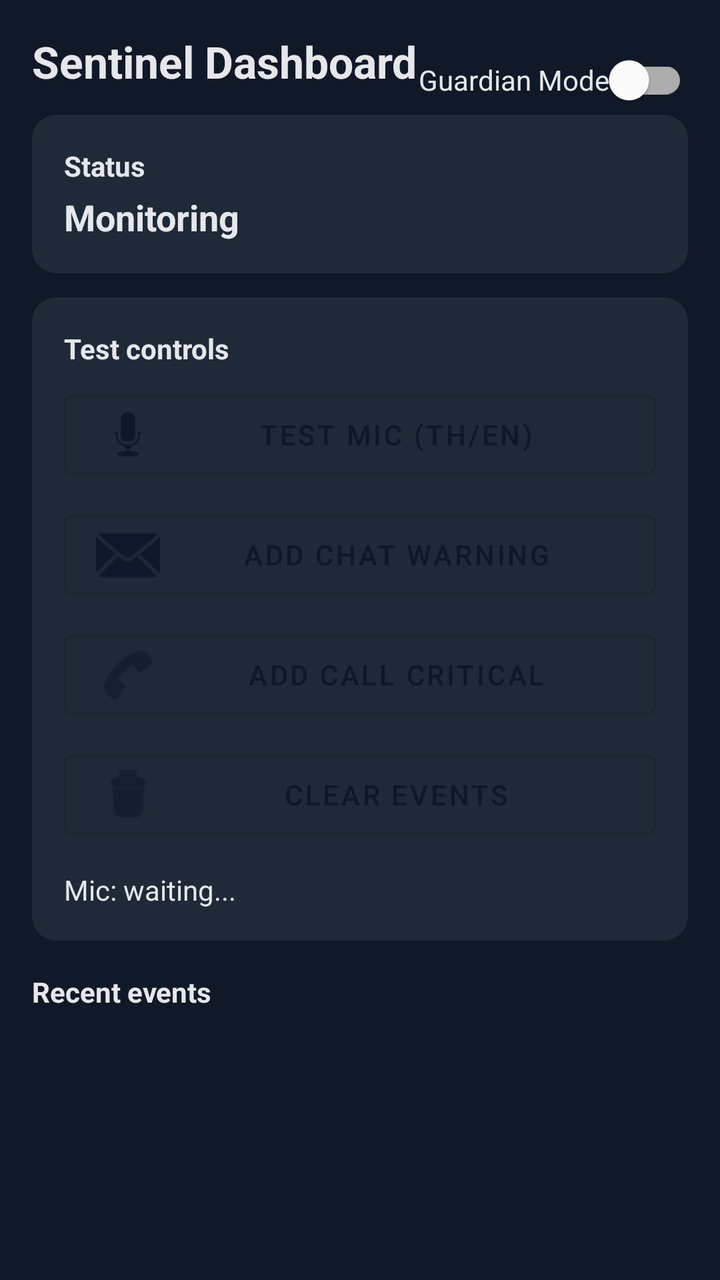
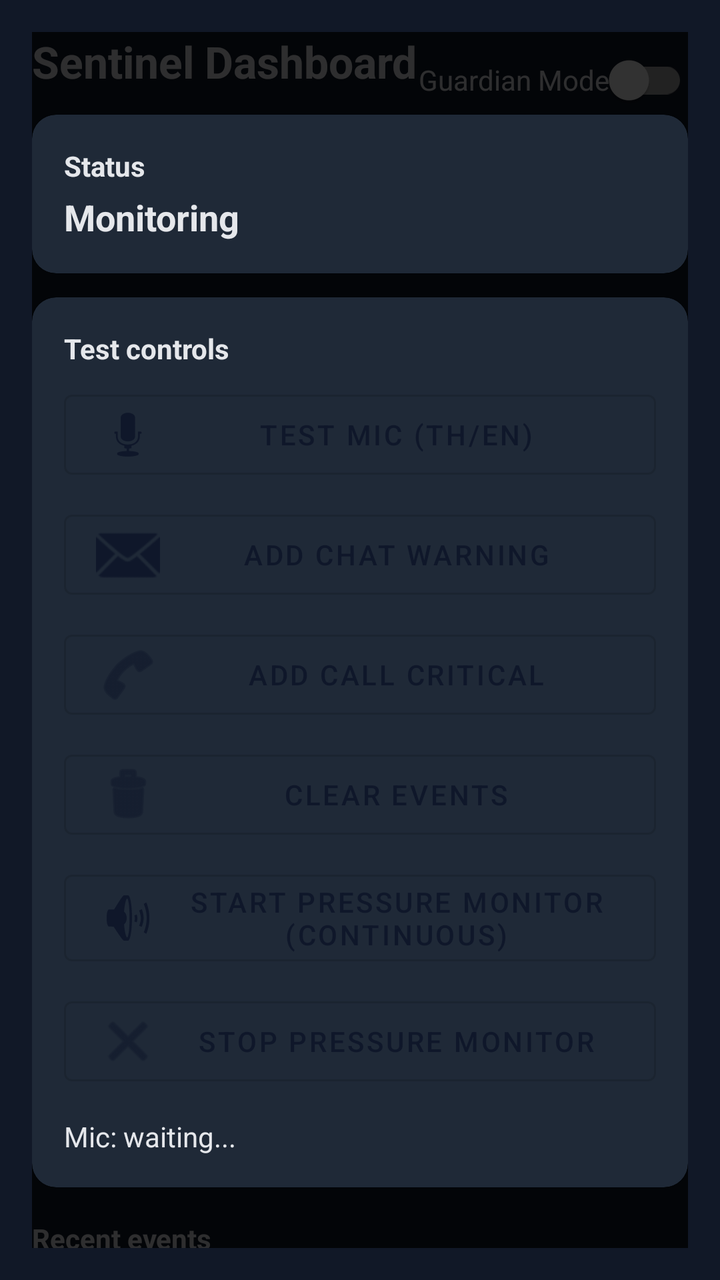

Compare the two renders of this Android layout. The source of the first and the diff that turns it into the second are given below.
<!-- AndroidManifest.xml: application theme Theme.SentinelAI -->
<!-- res/layout/activity_dashboard.xml -->
<?xml version="1.0" encoding="utf-8"?>
<androidx.constraintlayout.widget.ConstraintLayout xmlns:android="http://schemas.android.com/apk/res/android"
    xmlns:app="http://schemas.android.com/apk/res-auto"
    android:layout_width="match_parent"
    android:layout_height="match_parent"
    android:background="@color/sentinel_surface"
    android:padding="16dp">

    <TextView
        android:id="@+id/header"
        android:layout_width="wrap_content"
        android:layout_height="wrap_content"
        android:text="@string/dashboard_title"
        android:textColor="@color/sentinel_on_surface"
        android:textSize="22sp"
        android:textStyle="bold"
        app:layout_constraintTop_toTopOf="parent"
        app:layout_constraintStart_toStartOf="parent" />

    <com.google.android.material.switchmaterial.SwitchMaterial
        android:id="@+id/guardianToggle"
        android:layout_width="wrap_content"
        android:layout_height="wrap_content"
        android:text="@string/guardian_toggle"
        android:textColor="@color/sentinel_on_surface"
        app:layout_constraintTop_toTopOf="@id/header"
        app:layout_constraintEnd_toEndOf="parent" />

    <com.google.android.material.card.MaterialCardView
        android:id="@+id/statusCard"
        android:layout_width="0dp"
        android:layout_height="wrap_content"
        android:layout_marginTop="12dp"
        app:cardBackgroundColor="@color/sentinel_card"
        app:cardCornerRadius="12dp"
        app:layout_constraintTop_toBottomOf="@id/header"
        app:layout_constraintStart_toStartOf="parent"
        app:layout_constraintEnd_toEndOf="parent">

        <LinearLayout
            android:layout_width="match_parent"
            android:layout_height="wrap_content"
            android:orientation="vertical"
            android:padding="16dp">

            <TextView
                android:id="@+id/statusLabel"
                android:layout_width="wrap_content"
            android:layout_height="wrap_content"
            android:text="@string/label_status"
            android:textColor="@color/sentinel_on_surface"
            android:textStyle="bold" />

            <TextView
                android:id="@+id/statusValue"
                android:layout_width="wrap_content"
                android:layout_height="wrap_content"
                android:layout_marginTop="4dp"
                android:text="@string/status_monitoring"
                android:textColor="@color/sentinel_on_surface"
                android:textSize="18sp"
                android:textStyle="bold" />
        </LinearLayout>
    </com.google.android.material.card.MaterialCardView>

    <com.google.android.material.card.MaterialCardView
        android:id="@+id/testCard"
        android:layout_width="0dp"
        android:layout_height="wrap_content"
        android:layout_marginTop="12dp"
        app:cardBackgroundColor="@color/sentinel_card"
        app:cardCornerRadius="12dp"
        app:layout_constraintTop_toBottomOf="@id/statusCard"
        app:layout_constraintStart_toStartOf="parent"
        app:layout_constraintEnd_toEndOf="parent">

        <LinearLayout
            android:layout_width="match_parent"
            android:layout_height="wrap_content"
            android:orientation="vertical"
            android:padding="16dp"
            android:showDividers="middle"
            android:divider="@android:color/transparent">

            <TextView
                android:layout_width="wrap_content"
                android:layout_height="wrap_content"
                android:text="Test controls"
                android:textColor="@color/sentinel_on_surface"
                android:textStyle="bold" />

            <LinearLayout
                android:layout_width="match_parent"
                android:layout_height="wrap_content"
                android:layout_marginTop="8dp"
                android:orientation="vertical">

                <com.google.android.material.button.MaterialButton
                    android:id="@+id/btnTestStt"
                    style="@style/Widget.MaterialComponents.Button.OutlinedButton"
                    android:layout_width="match_parent"
                    android:layout_height="wrap_content"
                    android:text="Test mic (th/en)"
                    app:icon="@android:drawable/ic_btn_speak_now" />

                <com.google.android.material.button.MaterialButton
                    android:id="@+id/btnMockChat"
                    style="@style/Widget.MaterialComponents.Button.OutlinedButton"
                    android:layout_width="match_parent"
                    android:layout_height="wrap_content"
                    android:layout_marginTop="8dp"
                    android:text="Add chat warning"
                    app:icon="@android:drawable/ic_dialog_email" />

                <com.google.android.material.button.MaterialButton
                    android:id="@+id/btnMockCall"
                    style="@style/Widget.MaterialComponents.Button.OutlinedButton"
                    android:layout_width="match_parent"
                    android:layout_height="wrap_content"
                    android:layout_marginTop="8dp"
                    android:text="Add call critical"
                    app:icon="@android:drawable/ic_menu_call" />

                <com.google.android.material.button.MaterialButton
                    android:id="@+id/btnClearEvents"
                    style="@style/Widget.MaterialComponents.Button.OutlinedButton"
                    android:layout_width="match_parent"
                    android:layout_height="wrap_content"
                    android:layout_marginTop="8dp"
                    android:text="Clear events"
                    app:icon="@android:drawable/ic_menu_delete" />

                <TextView
                    android:id="@+id/tvLiveTranscript"
                    android:layout_width="match_parent"
                    android:layout_height="wrap_content"
                    android:layout_marginTop="12dp"
                    android:text="Mic: waiting..."
                    android:textColor="@color/sentinel_on_surface" />
            </LinearLayout>
        </LinearLayout>
    </com.google.android.material.card.MaterialCardView>

    <TextView
        android:id="@+id/recentLabel"
        android:layout_width="wrap_content"
        android:layout_height="wrap_content"
        android:layout_marginTop="16dp"
        android:text="@string/recent_events"
        android:textColor="@color/sentinel_on_surface"
        android:textStyle="bold"
        app:layout_constraintTop_toBottomOf="@id/testCard"
        app:layout_constraintStart_toStartOf="parent" />

    <androidx.recyclerview.widget.RecyclerView
        android:id="@+id/recentRecycler"
        android:layout_width="0dp"
        android:layout_height="0dp"
        android:layout_marginTop="8dp"
        app:layout_constraintTop_toBottomOf="@id/recentLabel"
        app:layout_constraintStart_toStartOf="parent"
        app:layout_constraintEnd_toEndOf="parent"
        app:layout_constraintBottom_toBottomOf="parent" />

</androidx.constraintlayout.widget.ConstraintLayout>
<!-- resources referenced by this layout -->
<resources>
  <color name="sentinel_card">#1F2937</color>
  <color name="sentinel_on_surface">#E5E7EB</color>
  <color name="sentinel_surface">#111827</color>
  <string name="dashboard_title">Sentinel Dashboard</string>
  <string name="guardian_toggle">Guardian Mode</string>
  <string name="label_status">Status</string>
  <string name="recent_events">Recent events</string>
  <string name="status_monitoring">Monitoring</string>
  <style name="Theme.SentinelAI" parent="Theme.MaterialComponents.DayNight.NoActionBar">
          <item name="colorPrimary">@color/sentinel_primary</item>
          <item name="colorSecondary">@color/sentinel_accent</item>
          <item name="android:statusBarColor">@color/sentinel_primary</item>
          <item name="android:navigationBarColor">@color/sentinel_primary</item>
      </style>
  <color name="sentinel_primary">#0F172A</color>
  <color name="sentinel_accent">#F97316</color>
</resources>

<!-- the commit's change to res/layout/activity_dashboard.xml (unified diff, before → after) -->
@@ -130,6 +130,24 @@
                     android:text="Clear events"
                     app:icon="@android:drawable/ic_menu_delete" />
 
+                <com.google.android.material.button.MaterialButton
+                    android:id="@+id/btnAggressiveListen"
+                    style="@style/Widget.MaterialComponents.Button.OutlinedButton"
+                    android:layout_width="match_parent"
+                    android:layout_height="wrap_content"
+                    android:layout_marginTop="8dp"
+                    android:text="Start pressure monitor (continuous)"
+                    app:icon="@android:drawable/ic_lock_silent_mode_off" />
+
+                <com.google.android.material.button.MaterialButton
+                    android:id="@+id/btnAggressiveStop"
+                    style="@style/Widget.MaterialComponents.Button.OutlinedButton"
+                    android:layout_width="match_parent"
+                    android:layout_height="wrap_content"
+                    android:layout_marginTop="8dp"
+                    android:text="Stop pressure monitor"
+                    app:icon="@android:drawable/ic_menu_close_clear_cancel" />
+
                 <TextView
                     android:id="@+id/tvLiveTranscript"
                     android:layout_width="match_parent"
@@ -162,4 +180,60 @@
         app:layout_constraintEnd_toEndOf="parent"
         app:layout_constraintBottom_toBottomOf="parent" />
 
+    <FrameLayout
+        android:id="@+id/loadingOverlay"
+        android:layout_width="0dp"
+        android:layout_height="0dp"
+        android:background="#CC000000"
+        android:visibility="visible"
+        app:layout_constraintTop_toTopOf="parent"
+        app:layout_constraintBottom_toBottomOf="parent"
+        app:layout_constraintStart_toStartOf="parent"
+        app:layout_constraintEnd_toEndOf="parent">
+
+        <androidx.cardview.widget.CardView
+            android:layout_width="260dp"
+            android:layout_height="200dp"
+            android:layout_gravity="center"
+            android:foreground="?attr/selectableItemBackground"
+            app:cardBackgroundColor="@android:color/transparent"
+            app:cardElevation="0dp">
+
+            <LinearLayout
+                android:layout_width="match_parent"
+                android:layout_height="match_parent"
+                android:orientation="vertical"
+                android:gravity="center"
+                android:padding="20dp"
+                android:background="@drawable/overlay_loading_card">
+
+                <ProgressBar
+                    style="?android:attr/progressBarStyleHorizontal"
+                    android:layout_width="220dp"
+                    android:layout_height="10dp"
+                    android:indeterminate="true"
+                    android:progressDrawable="@drawable/loading_bar_drawable" />
+
+                <TextView
+                    android:id="@+id/loadingTitle"
+                    android:layout_width="wrap_content"
+                    android:layout_height="wrap_content"
+                    android:layout_marginTop="14dp"
+                    android:text="กำลังเปิด Guardian Mode"
+                    android:textColor="@color/sentinel_on_surface"
+                    android:textSize="16sp"
+                    android:textStyle="bold" />
+
+                <TextView
+                    android:id="@+id/loadingSubtitle"
+                    android:layout_width="wrap_content"
+                    android:layout_height="wrap_content"
+                    android:layout_marginTop="6dp"
+                    android:text="กำลังเชื่อมต่อไมค์และระบบเตือนภัย"
+                    android:textColor="@color/sentinel_on_surface"
+                    android:textSize="13sp" />
+            </LinearLayout>
+        </androidx.cardview.widget.CardView>
+    </FrameLayout>
+
 </androidx.constraintlayout.widget.ConstraintLayout>
<!-- resource entries referenced after the edit -->
@@ -3,6 +3,38 @@
   <color name="sentinel_card">#1F2937</color>
   <color name="sentinel_on_surface">#E5E7EB</color>
   <color name="sentinel_surface">#111827</color>
+  <!-- drawable loading_bar_drawable (drawable) -->
+  <?xml version="1.0" encoding="utf-8"?>
+  <layer-list xmlns:android="http://schemas.android.com/apk/res/android">
+      <item android:id="@android:id/background">
+          <shape android:shape="rectangle">
+              <size android:height="10dp" />
+              <corners android:radius="5dp" />
+              <solid android:color="#22000000" />
+          </shape>
+      </item>
+      <item android:id="@android:id/progress">
+          <shape android:shape="rectangle">
+              <size android:height="10dp" />
+              <corners android:radius="5dp" />
+              <gradient
+                  android:startColor="#7FFFD4"
+                  android:endColor="#3B8EF3"
+                  android:angle="0" />
+          </shape>
+      </item>
+  </layer-list>
+  <!-- drawable overlay_loading_card (drawable) -->
+  <?xml version="1.0" encoding="utf-8"?>
+  <shape xmlns:android="http://schemas.android.com/apk/res/android" android:shape="rectangle">
+      <gradient
+          android:startColor="#1F8C9EFF"
+          android:endColor="#33313D60"
+          android:angle="135" />
+      <corners android:radius="18dp" />
+      <padding android:left="16dp" android:top="16dp" android:right="16dp" android:bottom="16dp" />
+      <stroke android:width="1dp" android:color="#44FFFFFF" />
+  </shape>
   <string name="dashboard_title">Sentinel Dashboard</string>
   <string name="guardian_toggle">Guardian Mode</string>
   <string name="label_status">Status</string>
